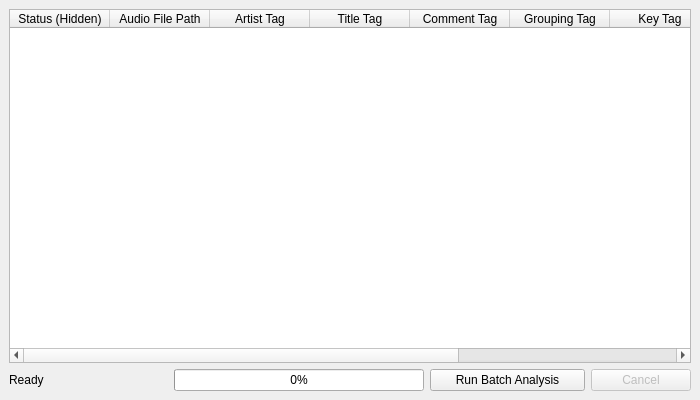
Before: the Qt Designer form batchwindow.ui in ibsh/is_KeyFinder, drawn with Qt 5.
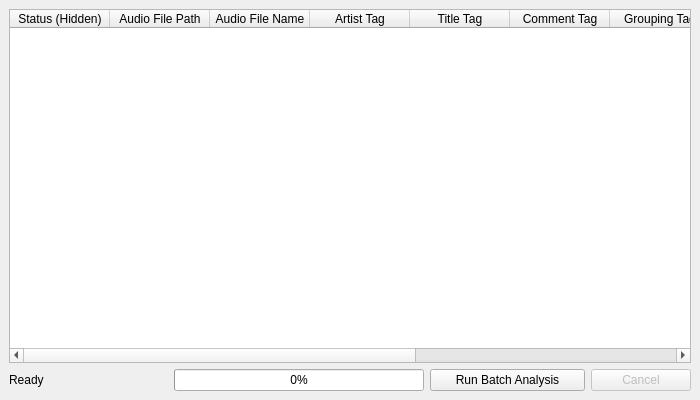
After: the same form once the commit is applied.

```diff
--- a/batchwindow.ui
+++ b/batchwindow.ui
@@ -45,6 +45,11 @@
         <string>Audio File Path</string>
        </property>
       </column>
+      <column>
+       <property name="text">
+        <string>Audio File Name</string>
+       </property>
+      </column>
       <column>
        <property name="text">
         <string>Artist Tag</string>
```
